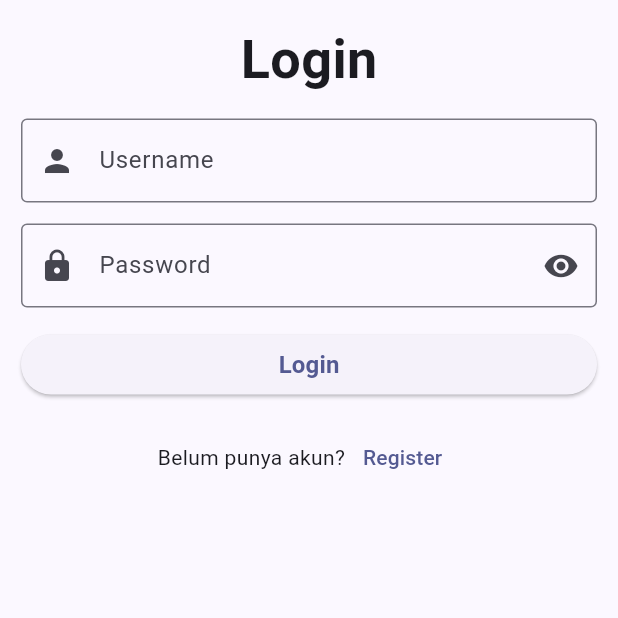
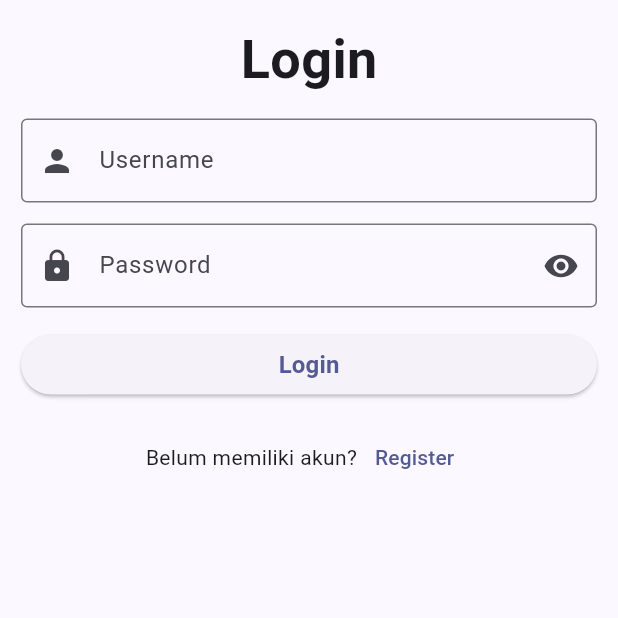
Before and after one commit to Badru9/vartaa, a Flutter app: the LoginScreen screen opened directly, on a phone screen of 412 x 824 dp, the top half of it. Run offline on Flutter 3.47's test engine with Material 3 defaults, Android fonts, the phone set to English and light mode, and no system bars; our stand-ins replace flutter_screenutil, google_fonts.

Commit message:
feat: update auth screen

```diff
--- a/lib/views/auth/login_screen.dart
+++ b/lib/views/auth/login_screen.dart
@@ -98,7 +98,7 @@ class _LoginScreenState extends State<LoginScreen> {
                 Row(
                   mainAxisAlignment: MainAxisAlignment.center,
                   children: [
-                    Text("Belum punya akun?"),
+                    Text("Belum memiliki akun?"),
                     TextButton(
                       onPressed: () {
                         Navigator.push(
```
